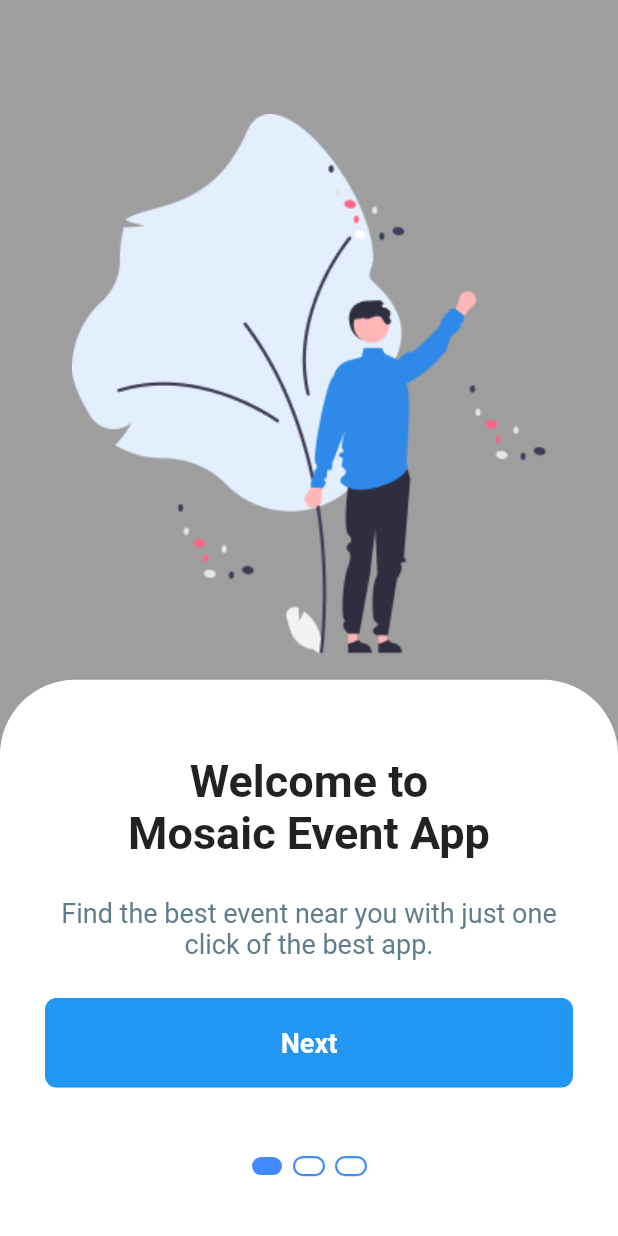
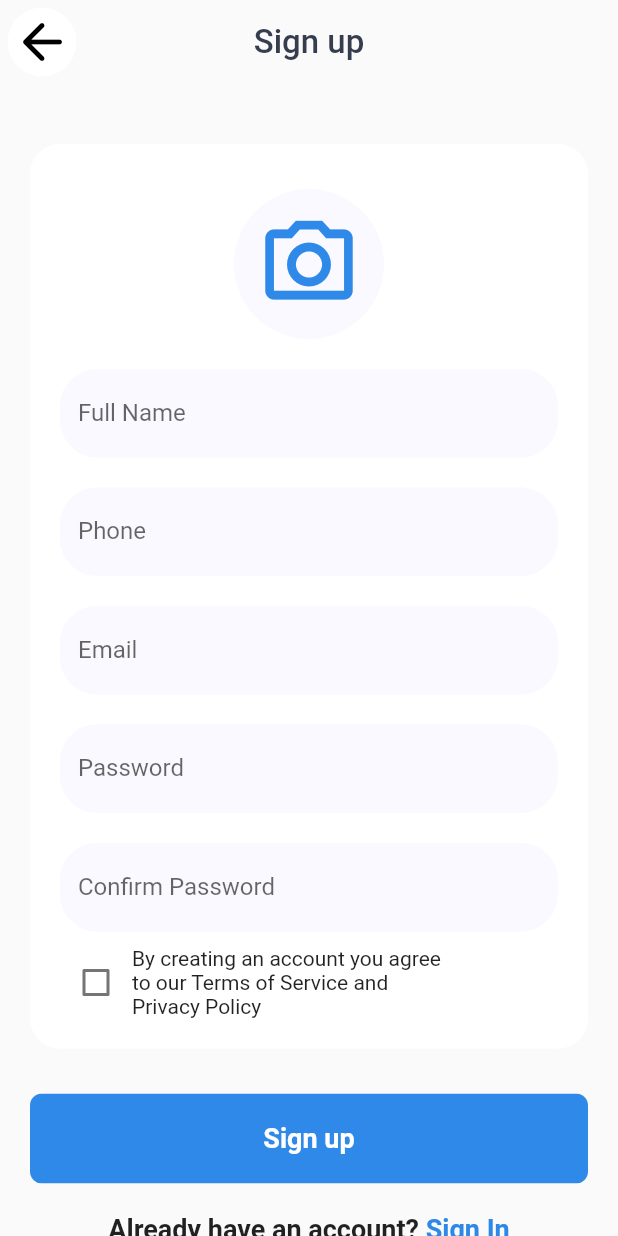
Before and after one commit to rewinaz/mosaic-event-app, a Flutter app: the screen it shows after launch, on a phone screen of 412 x 824 dp. Run offline on Flutter 3.47's test engine with Material 2 defaults, Android fonts, the phone set to English and light mode, and no system bars; drawn by our look-alikes of smooth_page_indicator; our stand-ins replace google_fonts.

Commit message:
sign up page finished

```diff
--- a/lib/components/custom_button.dart
+++ b/lib/components/custom_button.dart
@@ -20,7 +20,7 @@ class CustomButton extends StatelessWidget {
           onPressed: () {
             buttonOnClick();
           },
-          color: Colors.blue,
+          color: const Color.fromRGBO(46, 137, 232, 1),
           minWidth: double.infinity,
           elevation: 0,
           height: 60,
--- a/lib/main.dart
+++ b/lib/main.dart
@@ -1,5 +1,7 @@
 import 'package:event_app/components/onboarding/onboarding_screen_page.dart';
 import 'package:event_app/screens/onboarding_screen.dart';
+import 'package:event_app/screens/signin_screen.dart';
+import 'package:event_app/screens/signup_screen.dart';
 import 'package:flutter/material.dart';
 
 void main() {
@@ -18,9 +20,7 @@ class MyApp extends StatelessWidget {
       theme: ThemeData(
         primarySwatch: Colors.blue,
       ),
-      home: const Scaffold(
-        body: OnboardingScreen()
-      ),
+      home: const Scaffold(body: SignupScreen()),
     );
   }
 }
--- /dev/null
+++ b/lib/screens/signup_screen.dart
@@ -0,0 +1,201 @@
+import 'package:event_app/components/custom_button.dart';
+import 'package:event_app/components/custom_text_field.dart';
+import 'package:flutter/cupertino.dart';
+import 'package:flutter/material.dart';
+
+class SignupScreen extends StatefulWidget {
+  const SignupScreen({super.key});
+
+  @override
+  State<SignupScreen> createState() => _SignupScreenState();
+}
+
+class _SignupScreenState extends State<SignupScreen> {
+  final TextEditingController _fullNameController = TextEditingController();
+  final TextEditingController _phoneController = TextEditingController();
+  final TextEditingController _emailController = TextEditingController();
+  final TextEditingController _passwordController = TextEditingController();
+  final TextEditingController _confirmPasswordController =
+      TextEditingController();
+
+  final Color fillColor = const Color.fromRGBO(249, 249, 255, 1.0);
+  final Color enabledBorderColor = const Color.fromRGBO(249, 249, 255, 1.0);
+  final Color lightGray = const Color.fromRGBO(249, 249, 255, 1.0);
+  final Color blueColor = const Color.fromRGBO(46, 137, 232, 1);
+  bool isTermsAgreed = false;
+  @override
+  Widget build(BuildContext context) {
+    return Scaffold(
+      appBar: AppBar(
+        backgroundColor: Colors.transparent,
+        elevation: 0,
+        // ignore: prefer_const_constructors
+        title: Text(
+          "Sign up",
+          style: const TextStyle(
+            fontSize: 22,
+            color: Color.fromRGBO(54, 61, 78, 1),
+          ),
+        ),
+        centerTitle: true,
+        leading: Container(
+          width: 20,
+          height: 20,
+          margin: const EdgeInsets.all(5),
+          decoration: BoxDecoration(
+            color: Colors.white,
+            borderRadius: BorderRadius.circular(25),
+          ),
+          child: const Icon(
+            Icons.arrow_back_rounded,
+            size: 40,
+            color: Colors.black,
+          ),
+        ),
+      ),
+      body: SafeArea(
+        child: SingleChildScrollView(
+          child: Padding(
+            padding: const EdgeInsets.all(20.0),
+            child: Column(
+              children: [
+                Container(
+                  padding: const EdgeInsets.symmetric(
+                    vertical: 20,
+                    horizontal: 20,
+                  ),
+                  margin: const EdgeInsets.only(bottom: 30, top: 20),
+                  decoration: BoxDecoration(
+                    borderRadius: BorderRadius.circular(20),
+                    color: Colors.white,
+                  ),
+                  child: Column(
+                    children: [
+                      Container(
+                        margin: EdgeInsets.symmetric(vertical: 10),
+                        child: CircleAvatar(
+                          child: Icon(
+                            Icons.camera_alt_outlined,
+                            size: 70,
+                            color: blueColor,
+                          ),
+                          radius: 50,
+                          backgroundColor: lightGray,
+                        ),
+                      ),
+                      // Email TextInput
+                      CustomTextField(
+                        inputController: _emailController,
+                        labelText: "Full Name",
+                        filledColor: fillColor,
+                        borderRadius: 25,
+                        enabledBorderColor: enabledBorderColor,
+                        textInputType: TextInputType.name,
+                      ),
+
+                      // Password TextInput
+                      CustomTextField(
+                        inputController: _passwordController,
+                        labelText: "Phone",
+                        filledColor: fillColor,
+                        borderRadius: 25,
+                        enabledBorderColor: enabledBorderColor,
+                        textInputType: TextInputType.phone,
+                      ),
+                      CustomTextField(
+                          inputController: _passwordController,
+                          labelText: "Email",
+                          filledColor: fillColor,
+                          borderRadius: 25,
+                          enabledBorderColor: enabledBorderColor,
+                          textInputType: TextInputType.emailAddress),
+                      CustomTextField(
+                        inputController: _passwordController,
+                        labelText: "Password",
+                        obsecureText: true,
+                        filledColor: fillColor,
+                        borderRadius: 25,
+                        enabledBorderColor: enabledBorderColor,
+                      ),
+                      CustomTextField(
+                        inputController: _passwordController,
+                        labelText: "Confirm Password",
+                        obsecureText: true,
+                        filledColor: fillColor,
+                        borderRadius: 25,
+                        enabledBorderColor: enabledBorderColor,
+                      ),
+
+                      // Forget Password and remember me section
+
+                      Row(
+                        crossAxisAlignment: CrossAxisAlignment.start,
+                        mainAxisAlignment: MainAxisAlignment.start,
+                        children: [
+                          Checkbox(
+                            value: isTermsAgreed,
+                            onChanged: (checked) =>
+                                {isTermsAgreed = !isTermsAgreed},
+                          ),
+                          const Text(
+                            "By creating an account you agree \nto our Terms of Service and \nPrivacy Policy",
+                            softWrap: true,
+                            maxLines: 3,
+                            overflow: TextOverflow.ellipsis,
+                            style: TextStyle(
+                              fontSize: 14,
+                            ),
+                          ),
+                        ],
+                      )
+                    ],
+                  ),
+                ),
+                CustomButton(
+                  buttonText: "Sign up",
+                  buttonOnClick: () {},
+                  isFilled: true,
+                ),
+
+                const SizedBox(
+                  height: 20,
+                ),
+
+                // Don't Have an account section
+                Row(
+                  mainAxisAlignment: MainAxisAlignment.center,
+                  children: [
+                    const Text(
+                      "Already have an account?",
+                      style: TextStyle(
+                        fontSize: 18,
+                        fontWeight: FontWeight.bold,
+                      ),
+                    ),
+                    GestureDetector(
+                      onTap: () {
+                        // TODO Implement routing to signin
+                      },
+                      child: Text(
+                        " Sign In",
+                        style: TextStyle(
+                          fontSize: 18,
+                          color: Color.fromRGBO(46, 136, 232, 1),
+                          fontWeight: FontWeight.bold,
+                        ),
+                      ),
+                    )
+                  ],
+                ),
+
+                SizedBox(
+                  height: 20,
+                )
+              ],
+            ),
+          ),
+        ),
+      ),
+    );
+  }
+}
```
